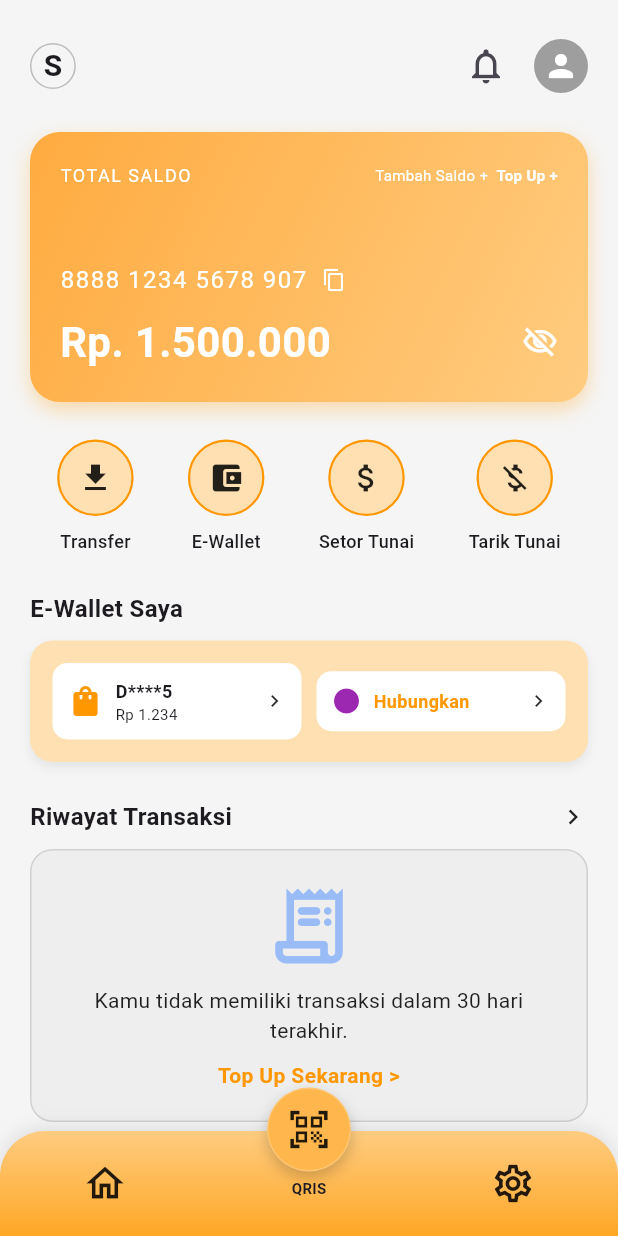
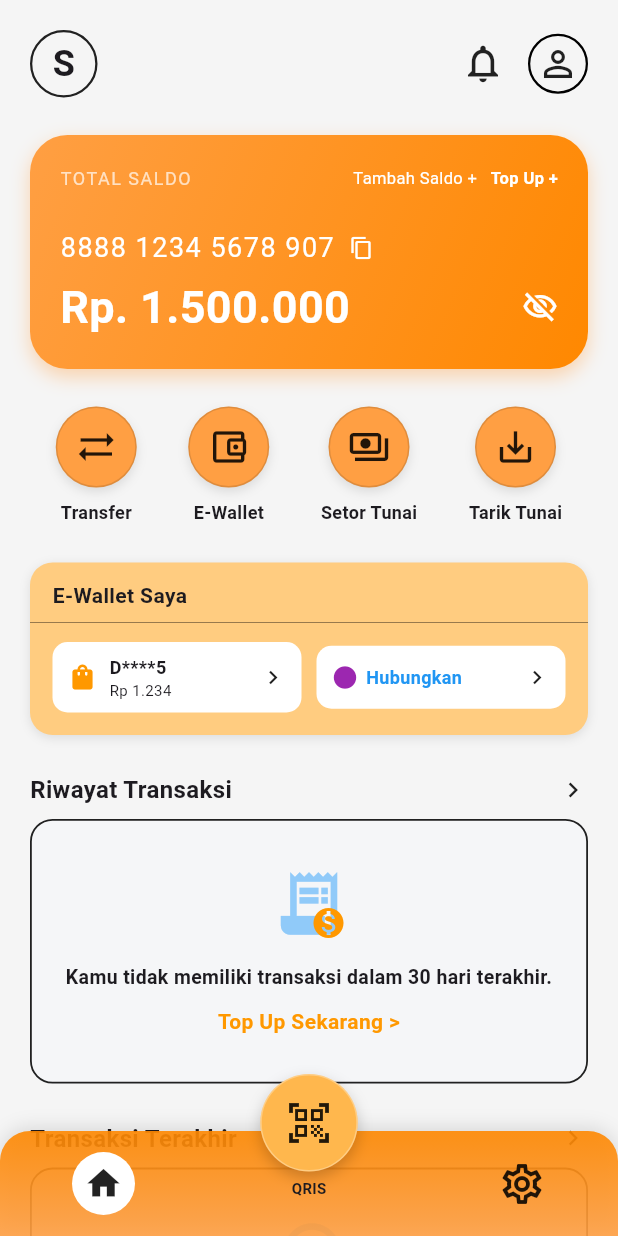
Before and after one commit to cnaresr/Seabank, a Flutter app: the screen it shows after launch, on a phone screen of 412 x 824 dp. Run offline on Flutter 3.47's test engine with Material 3 defaults, Android fonts, the phone set to English and light mode, and no system bars.

Commit message:
uji coba

```diff
--- a/lib/home_page.dart
+++ b/lib/home_page.dart
@@ -1,4 +1,3 @@
-// File: lib/home_page.dart
 import 'package:flutter/material.dart';
 
 class HomePage extends StatefulWidget {
@@ -11,62 +10,63 @@ class HomePage extends StatefulWidget {
 class _HomePageState extends State<HomePage> {
   @override
   Widget build(BuildContext context) {
+    // Warna Oranye yang dominan di gambar
+    final Color mainOrange = const Color(0xFFFF9F43);
+    final Color darkOrange = const Color(0xFFFF8800);
+
     return Scaffold(
-      // Menggunakan Stack untuk Custom Bottom Navigation
       body: SafeArea(
         bottom: false,
         child: Stack(
           children: [
-            // --- KONTEN UTAMA (SCROLLABLE) ---
+            // --- KONTEN SCROLLABLE ---
             SingleChildScrollView(
-              padding: const EdgeInsets.only(
-                bottom: 100,
-              ), // Padding agar tidak tertutup navbar
-              child: Padding(
-                padding: const EdgeInsets.all(20.0),
+              padding: const EdgeInsets.fromLTRB(
+                20,
+                20,
+                20,
+                120,
+              ), // Bottom padding besar agar tidak tertutup nav bar
               child: Column(
                 crossAxisAlignment: CrossAxisAlignment.start,
                 children: [
                   _buildHeader(),
-                    const SizedBox(height: 20),
-                    _buildMainCard(),
                   const SizedBox(height: 25),
-                    _buildMenuGrid(),
+                  _buildSaldoCard(mainOrange, darkOrange),
                   const SizedBox(height: 25),
-                    _buildSectionTitle('E-Wallet Saya', showArrow: false),
-                    const SizedBox(height: 10),
-                    _buildEWalletSection(),
+                  _buildMenuIcons(mainOrange),
+                  const SizedBox(height: 25),
+                  _buildEWalletSection(mainOrange),
                   const SizedBox(height: 25),
                   _buildSectionTitle('Riwayat Transaksi'),
-                    const SizedBox(height: 10),
-                    _buildEmptyStateCard(
-                      icon: Icons.receipt_long_rounded,
-                      message:
+                  const SizedBox(height: 8),
+                  _buildEmptyState(
+                    icon: Icons.receipt_long,
+                    text:
                         'Kamu tidak memiliki transaksi dalam 30 hari terakhir.',
-                      actionLabel: 'Top Up Sekarang >',
-                      iconColor: Colors.blueAccent,
+                    linkText: 'Top Up Sekarang >',
+                    colorIcon: Colors.blueAccent,
                   ),
                   const SizedBox(height: 25),
                   _buildSectionTitle('Transaksi Terakhir'),
-                    const SizedBox(height: 10),
-                    _buildEmptyStateCard(
+                  const SizedBox(height: 8),
+                  _buildEmptyState(
                     icon: Icons.history,
-                      message:
+                    text:
                         'Cek riwayat transaksi kamu di sini setelah kamu melakukan transaksi',
-                      actionLabel: '',
-                      iconColor: Colors.grey,
+                    linkText: '', // Tidak ada link
+                    colorIcon: Colors.grey,
                   ),
                 ],
               ),
             ),
-            ),
 
-            // --- BOTTOM NAVIGATION BAR ---
+            // --- BOTTOM NAVIGATION BAR CUSTOM ---
             Positioned(
               bottom: 0,
               left: 0,
               right: 0,
-              child: _buildCustomBottomNavBar(),
+              child: _buildCustomBottomNav(mainOrange, darkOrange),
             ),
           ],
         ),
@@ -74,34 +74,39 @@ class _HomePageState extends State<HomePage> {
     );
   }
 
-  // --- WIDGET BUILDER METHODS (Sama seperti sebelumnya) ---
-
+  // 1. Header (Logo & Profil)
   Widget _buildHeader() {
     return Row(
       mainAxisAlignment: MainAxisAlignment.spaceBetween,
       children: [
+        // Logo S
         Container(
-          padding: const EdgeInsets.all(8),
+          width: 45,
+          height: 45,
           decoration: BoxDecoration(
-            border: Border.all(color: Colors.grey.shade400),
             shape: BoxShape.circle,
+            border: Border.all(color: Colors.black87, width: 1.5),
           ),
-          child: const Text(
+          child: const Center(
+            child: Text(
               "S",
-            style: TextStyle(fontWeight: FontWeight.bold, fontSize: 20),
+              style: TextStyle(fontSize: 24, fontWeight: FontWeight.bold),
             ),
           ),
+        ),
+        // Notifikasi & Profil
         Row(
           children: [
-            IconButton(
-              onPressed: () {},
-              icon: const Icon(Icons.notifications_outlined, size: 28),
+            const Icon(Icons.notifications_none_outlined, size: 30),
+            const SizedBox(width: 15),
+            Container(
+              width: 40,
+              height: 40,
+              decoration: BoxDecoration(
+                shape: BoxShape.circle,
+                border: Border.all(color: Colors.black, width: 1.5),
               ),
-            const SizedBox(width: 8),
-            const CircleAvatar(
-              radius: 18,
-              backgroundColor: Colors.grey,
-              child: Icon(Icons.person, color: Colors.white),
+              child: const Icon(Icons.person_outline, size: 28),
             ),
           ],
         ),
@@ -109,26 +114,26 @@ class _HomePageState extends State<HomePage> {
     );
   }
 
-  Widget _buildMainCard() {
+  // 2. Kartu Saldo (Gradient Orange)
+  Widget _buildSaldoCard(Color color1, Color color2) {
     return Container(
       width: double.infinity,
-      height: 180,
+      padding: const EdgeInsets.all(20),
       decoration: BoxDecoration(
-        borderRadius: BorderRadius.circular(20),
-        gradient: const LinearGradient(
-          colors: [Color(0xFFFFAB40), Color(0xFFFFCC80)],
+        borderRadius: BorderRadius.circular(25),
+        gradient: LinearGradient(
+          colors: [color1, color2],
           begin: Alignment.topLeft,
           end: Alignment.bottomRight,
         ),
         boxShadow: [
           BoxShadow(
-            color: Colors.orange.withOpacity(0.3),
+            color: color1.withOpacity(0.4),
             blurRadius: 10,
             offset: const Offset(0, 5),
           ),
         ],
       ),
-      padding: const EdgeInsets.all(20),
       child: Column(
         crossAxisAlignment: CrossAxisAlignment.start,
         children: [
@@ -138,7 +143,7 @@ class _HomePageState extends State<HomePage> {
               const Text(
                 "TOTAL SALDO",
                 style: TextStyle(
-                  color: Colors.white,
+                  color: Colors.white70,
                   fontSize: 12,
                   letterSpacing: 1,
                 ),
@@ -146,14 +151,14 @@ class _HomePageState extends State<HomePage> {
               Row(
                 children: const [
                   Text(
-                    "Tambah Saldo +  ",
-                    style: TextStyle(color: Colors.white, fontSize: 10),
+                    "Tambah Saldo +   ",
+                    style: TextStyle(color: Colors.white, fontSize: 11),
                   ),
                   Text(
                     "Top Up +",
                     style: TextStyle(
                       color: Colors.white,
-                      fontSize: 10,
+                      fontSize: 11,
                       fontWeight: FontWeight.bold,
                     ),
                   ),
@@ -161,14 +166,14 @@ class _HomePageState extends State<HomePage> {
               ),
             ],
           ),
-          const Spacer(),
+          const SizedBox(height: 25),
           Row(
             children: const [
               Text(
                 "8888 1234 5678 907",
                 style: TextStyle(
                   color: Colors.white,
-                  fontSize: 16,
+                  fontSize: 18,
                   letterSpacing: 1,
                 ),
               ),
@@ -176,7 +181,7 @@ class _HomePageState extends State<HomePage> {
               Icon(Icons.copy, color: Colors.white, size: 16),
             ],
           ),
-          const SizedBox(height: 10),
+          const SizedBox(height: 5),
           Row(
             mainAxisAlignment: MainAxisAlignment.spaceBetween,
             children: const [
@@ -184,7 +189,7 @@ class _HomePageState extends State<HomePage> {
                 "Rp. 1.500.000",
                 style: TextStyle(
                   color: Colors.white,
-                  fontSize: 28,
+                  fontSize: 30,
                   fontWeight: FontWeight.bold,
                 ),
               ),
@@ -196,78 +201,99 @@ class _HomePageState extends State<HomePage> {
     );
   }
 
-  Widget _buildMenuGrid() {
+  // 3. Menu Grid Icons (Circle Orange + Black Icon)
+  Widget _buildMenuIcons(Color color) {
     return Row(
       mainAxisAlignment: MainAxisAlignment.spaceAround,
       children: [
-        _buildMenuItem(Icons.download, "Transfer"),
-        _buildMenuItem(Icons.account_balance_wallet, "E-Wallet"),
-        _buildMenuItem(Icons.attach_money, "Setor Tunai"),
-        _buildMenuItem(Icons.money_off, "Tarik Tunai"),
+        _menuItem(Icons.sync_alt, "Transfer", color), // Ikon panah bolak balik
+        _menuItem(Icons.account_balance_wallet_outlined, "E-Wallet", color),
+        _menuItem(Icons.payments_outlined, "Setor Tunai", color),
+        _menuItem(Icons.save_alt, "Tarik Tunai", color),
       ],
     );
   }
 
-  Widget _buildMenuItem(IconData icon, String label) {
+  Widget _menuItem(IconData icon, String label, Color color) {
     return Column(
       children: [
         Container(
           padding: const EdgeInsets.all(12),
           decoration: BoxDecoration(
-            color: Colors.orange.shade100,
+            color: color, // Background orange pekat
             shape: BoxShape.circle,
-            border: Border.all(color: Colors.orange, width: 1.5),
+            border: Border.all(color: Colors.black12), // Sedikit border tipis
+            boxShadow: [
+              BoxShadow(
+                color: Colors.grey.withOpacity(0.3),
+                blurRadius: 5,
+                offset: const Offset(0, 3),
               ),
-          child: Icon(icon, color: Colors.black87),
+            ],
+          ),
+          child: Icon(icon, color: Colors.black87, size: 28), // Icon hitam
         ),
         const SizedBox(height: 8),
         Text(
           label,
-          style: const TextStyle(fontSize: 12, fontWeight: FontWeight.w500),
+          style: const TextStyle(fontSize: 12, fontWeight: FontWeight.bold),
         ),
       ],
     );
   }
 
-  Widget _buildSectionTitle(String title, {bool showArrow = true}) {
-    return Row(
-      mainAxisAlignment: MainAxisAlignment.spaceBetween,
-      children: [
-        Text(
-          title,
-          style: const TextStyle(fontSize: 16, fontWeight: FontWeight.bold),
-        ),
-        if (showArrow) const Icon(Icons.chevron_right, size: 20),
-      ],
-    );
-  }
-
-  Widget _buildEWalletSection() {
+  // 4. E-Wallet Section (Mirip Tiket/Card)
+  Widget _buildEWalletSection(Color color) {
     return Container(
-      padding: const EdgeInsets.all(15),
       decoration: BoxDecoration(
-        color: const Color(0xFFFFE0B2),
+        color: const Color(0xFFFFCC80), // Orange muda/pastel background
         borderRadius: BorderRadius.circular(15),
         boxShadow: [
           BoxShadow(
-            color: Colors.grey.withOpacity(0.2),
+            color: Colors.black.withOpacity(0.1),
             blurRadius: 5,
-            offset: const Offset(0, 3),
+            offset: const Offset(0, 2),
           ),
         ],
       ),
+      child: Column(
+        crossAxisAlignment: CrossAxisAlignment.start,
+        children: [
+          // Header "E-Wallet Saya" di dalam kotak
+          Padding(
+            padding: const EdgeInsets.fromLTRB(15, 12, 15, 0),
+            child: const Text(
+              "E-Wallet Saya",
+              style: TextStyle(fontWeight: FontWeight.bold, fontSize: 14),
+            ),
+          ),
+          const Divider(
+            color: Colors.black54,
+            thickness: 0.5,
+          ), // Garis pemisah hitam tipis
+
+          Padding(
+            padding: const EdgeInsets.fromLTRB(15, 5, 15, 15),
             child: Row(
               children: [
+                // ShopeePay Card
                 Expanded(
                   child: Container(
-              padding: const EdgeInsets.all(10),
+                    padding: const EdgeInsets.symmetric(
+                      horizontal: 10,
+                      vertical: 8,
+                    ),
                     decoration: BoxDecoration(
                       color: Colors.white,
                       borderRadius: BorderRadius.circular(10),
                     ),
                     child: Row(
                       children: [
-                  const Icon(Icons.shopping_bag, color: Colors.orange),
+                        const Icon(
+                          Icons.shopping_bag,
+                          color: Colors.orange,
+                          size: 20,
+                        ),
                         const SizedBox(width: 8),
                         Column(
                           crossAxisAlignment: CrossAxisAlignment.start,
@@ -283,35 +309,42 @@ class _HomePageState extends State<HomePage> {
                           ],
                         ),
                         const Spacer(),
-                  const Icon(Icons.chevron_right, size: 16),
+                        const Icon(Icons.chevron_right, size: 18),
                       ],
                     ),
                   ),
                 ),
                 const SizedBox(width: 10),
+                // OVO Card
                 Expanded(
                   child: Container(
-              padding: const EdgeInsets.all(10),
+                    padding: const EdgeInsets.symmetric(
+                      horizontal: 10,
+                      vertical: 12,
+                    ),
                     decoration: BoxDecoration(
                       color: Colors.white,
                       borderRadius: BorderRadius.circular(10),
                     ),
                     child: Row(
                       children: const [
-                  Icon(Icons.circle, color: Colors.purple, size: 20),
-                  SizedBox(width: 8),
+                        Icon(Icons.circle, color: Colors.purple, size: 18),
+                        SizedBox(width: 5),
                         Text(
                           "Hubungkan",
                           style: TextStyle(
-                      color: Colors.orange,
+                            color: Colors.blue,
                             fontWeight: FontWeight.bold,
                             fontSize: 12,
                           ),
                         ),
                         Spacer(),
-                  Icon(Icons.chevron_right, size: 16),
+                        Icon(Icons.chevron_right, size: 18),
                       ],
                     ),
+                  ),
+                ),
+              ],
             ),
           ),
         ],
@@ -319,33 +352,65 @@ class _HomePageState extends State<HomePage> {
     );
   }
 
-  Widget _buildEmptyStateCard({
+  // 5. Section Title
+  Widget _buildSectionTitle(String title) {
+    return Row(
+      children: [
+        Text(
+          title,
+          style: const TextStyle(fontSize: 16, fontWeight: FontWeight.bold),
+        ),
+        const Spacer(),
+        const Icon(Icons.chevron_right, size: 20),
+      ],
+    );
+  }
+
+  // 6. Empty State (Kotak putih dengan border hitam)
+  Widget _buildEmptyState({
     required IconData icon,
-    required String message,
-    required String actionLabel,
-    required Color iconColor,
+    required String text,
+    required String linkText,
+    required Color colorIcon,
   }) {
     return Container(
       width: double.infinity,
-      padding: const EdgeInsets.all(20),
+      padding: const EdgeInsets.symmetric(vertical: 30, horizontal: 20),
       decoration: BoxDecoration(
-        color: const Color(0xFFEEEEEE),
+        color: const Color(0xFFF5F6F8), // Putih keabuan
         borderRadius: BorderRadius.circular(15),
-        border: Border.all(color: Colors.black12),
+        border: Border.all(
+          color: Colors.black87,
+          width: 1.2,
+        ), // Border HITAM sesuai gambar
       ),
       child: Column(
         children: [
-          Icon(icon, size: 60, color: iconColor.withOpacity(0.5)),
+          // Ilustrasi sederhana menggunakan Icon + Stack
+          Stack(
+            alignment: Alignment.bottomRight,
+            children: [
+              Icon(icon, size: 50, color: Colors.blue.shade200),
+              if (icon == Icons.receipt_long)
+                const Icon(
+                  Icons.monetization_on,
+                  color: Colors.orange,
+                  size: 24,
+                ),
+              if (icon == Icons.history)
+                const Icon(Icons.history, color: Colors.orange, size: 24),
+            ],
+          ),
+          const SizedBox(height: 15),
+          Text(
+            text,
+            textAlign: TextAlign.center,
+            style: const TextStyle(fontSize: 13, fontWeight: FontWeight.w600),
+          ),
+          if (linkText.isNotEmpty) ...[
             const SizedBox(height: 10),
             Text(
-            message,
-            textAlign: TextAlign.center,
-            style: const TextStyle(fontSize: 14, color: Colors.black87),
-          ),
-          if (actionLabel.isNotEmpty) ...[
-            const SizedBox(height: 10),
-            Text(
-              actionLabel,
+              linkText,
               style: const TextStyle(
                 color: Colors.orange,
                 fontWeight: FontWeight.bold,
@@ -357,26 +422,31 @@ class _HomePageState extends State<HomePage> {
     );
   }
 
-  Widget _buildCustomBottomNavBar() {
+  // 7. Custom Bottom Navbar (Blurry Gradient + Floating QRIS)
+  Widget _buildCustomBottomNav(Color color1, Color color2) {
     return Stack(
       clipBehavior: Clip.none,
       alignment: Alignment.bottomCenter,
       children: [
+        // Background Bar
         Container(
           height: 70,
+          margin: const EdgeInsets.only(
+            top: 20,
+          ), // Memberi ruang untuk tombol QRIS yg nongol
           decoration: BoxDecoration(
-            gradient: const LinearGradient(
-              colors: [Color(0xFFFFA726), Color(0xFFFFCC80)],
+            gradient: LinearGradient(
+              colors: [color1.withOpacity(0.9), color2.withOpacity(0.9)],
               begin: Alignment.bottomCenter,
               end: Alignment.topCenter,
             ),
             borderRadius: const BorderRadius.only(
-              topLeft: Radius.circular(30),
-              topRight: Radius.circular(30),
+              topLeft: Radius.circular(20),
+              topRight: Radius.circular(20),
             ),
             boxShadow: [
               BoxShadow(
-                color: Colors.black.withOpacity(0.1),
+                color: Colors.black12,
                 blurRadius: 10,
                 offset: const Offset(0, -2),
               ),
@@ -385,37 +455,39 @@ class _HomePageState extends State<HomePage> {
           child: Row(
             mainAxisAlignment: MainAxisAlignment.spaceAround,
             children: [
-              IconButton(
-                onPressed: () {},
-                icon: const Icon(
-                  Icons.home_outlined,
-                  color: Colors.black87,
-                  size: 30,
+              // Home Button (Lingkaran Putih)
+              Container(
+                padding: const EdgeInsets.all(8),
+                decoration: const BoxDecoration(
+                  color: Colors.white,
+                  shape: BoxShape.circle,
                 ),
+                child: const Icon(Icons.home, color: Colors.black87, size: 26),
               ),
-              const SizedBox(width: 40),
-              IconButton(
-                onPressed: () {},
-                icon: const Icon(
+              const SizedBox(width: 50), // Jarak untuk QRIS tengah
+              // Settings Button (Icon saja)
+              const Icon(
                 Icons.settings_outlined,
                 color: Colors.black87,
-                  size: 30,
-                ),
+                size: 32,
               ),
             ],
           ),
         ),
+
+        // QRIS Floating Button
         Positioned(
-          bottom: 25,
+          bottom: 25, // Membuatnya melayang naik
           child: Column(
             children: [
               Container(
-                padding: const EdgeInsets.all(12),
+                width: 65,
+                height: 65,
                 decoration: BoxDecoration(
-                  color: const Color(0xFFFFB74D),
+                  color: const Color(0xFFFFB74D), // Warna orange lebih terang
                   shape: BoxShape.circle,
                   border: Border.all(
-                    color: Colors.white.withOpacity(0.2),
+                    color: Colors.white.withOpacity(0.3),
                     width: 1,
                   ),
                   boxShadow: [
@@ -428,7 +500,7 @@ class _HomePageState extends State<HomePage> {
                 ),
                 child: const Icon(
                   Icons.qr_code_scanner,
-                  size: 30,
+                  size: 32,
                   color: Colors.black87,
                 ),
               ),
```
Lines whose indentation alone changed are shown as unchanged.
